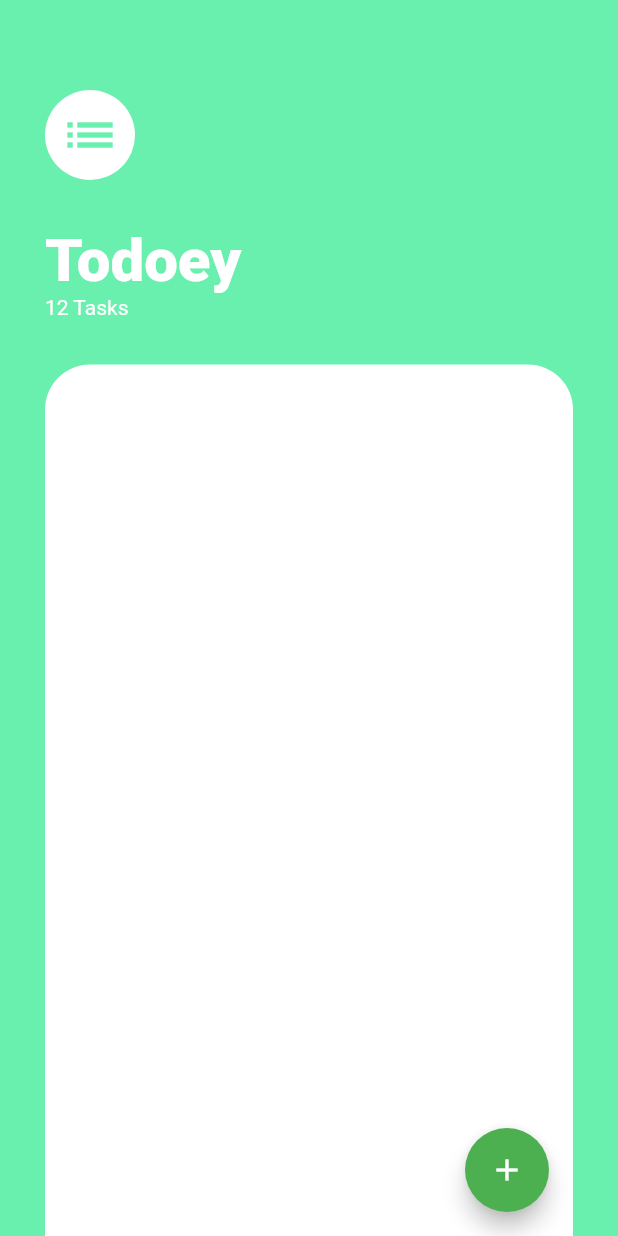
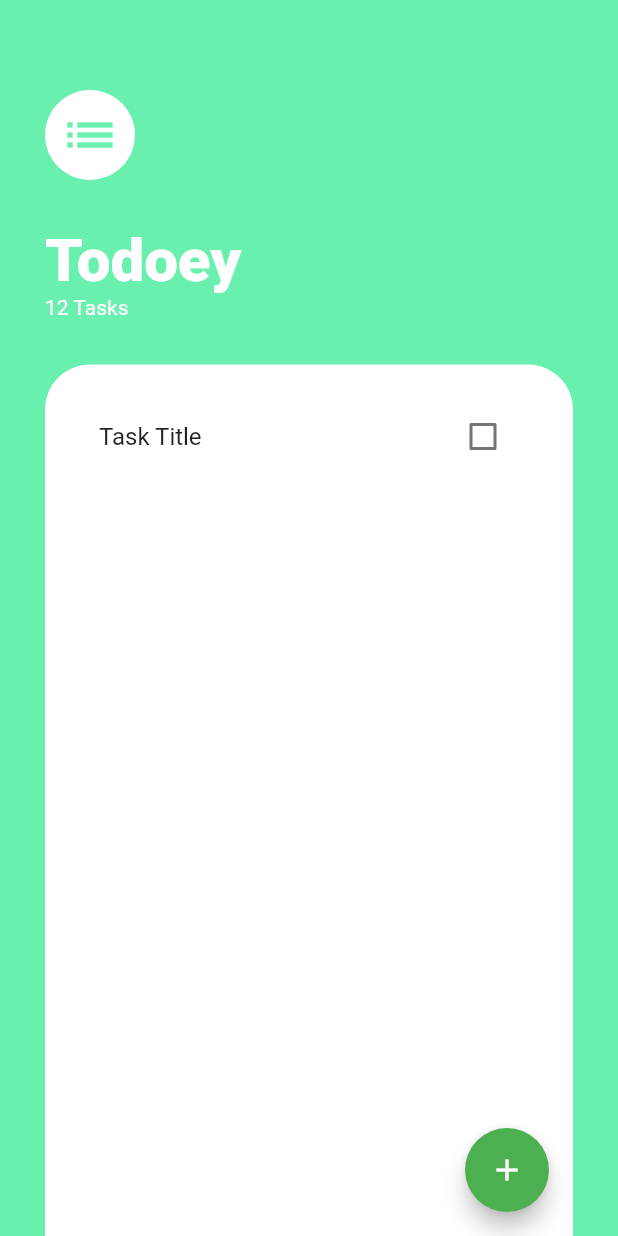
Before and after one commit to akrupych/todoey, a Flutter app: the screen it shows after launch, on a phone screen of 412 x 824 dp. Run offline on Flutter 3.47's test engine with Material 2 defaults, Android fonts, the phone set to English and light mode, and no system bars.

Commit message:
list item

```diff
--- a/lib/main.dart
+++ b/lib/main.dart
@@ -74,11 +74,18 @@ class TasksScreen extends StatelessWidget {
                 padding: const EdgeInsets.symmetric(horizontal: 30),
                 child: Container(
                   decoration: BoxDecoration(
-                      color: Colors.white,
-                      borderRadius: BorderRadius.only(
-                        topLeft: Radius.circular(30),
-                        topRight: Radius.circular(30),
-                      )),
+                    color: Colors.white,
+                    borderRadius: BorderRadius.only(
+                      topLeft: Radius.circular(30),
+                      topRight: Radius.circular(30),
+                    ),
+                  ),
+                  padding: EdgeInsets.all(20),
+                  child: ListView(
+                    children: [
+                      ListItem(),
+                    ],
+                  ),
                 ),
               ),
             )
@@ -88,3 +95,16 @@ class TasksScreen extends StatelessWidget {
     );
   }
 }
+
+class ListItem extends StatelessWidget {
+  @override
+  Widget build(BuildContext context) {
+    return ListTile(
+      title: Text("Task Title"),
+      trailing: Checkbox(
+        value: false,
+        onChanged: (checked) {},
+      ),
+    );
+  }
+}
```
